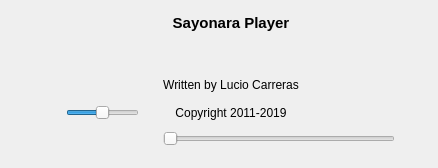
The window that src/Gui/Player/GUI_Controls.ui (Inferno214221/sayonara-player) describes before a commit, drawn with Qt 5.
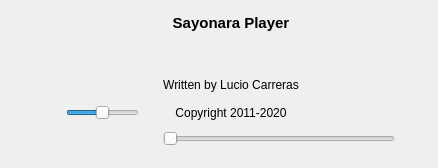
The same window after the commit. Icons and pictures are not drawn. Custom widgets are drawn as their Qt base class.

```diff
--- a/src/Gui/Player/GUI_Controls.ui
+++ b/src/Gui/Player/GUI_Controls.ui
@@ -227,7 +227,7 @@
         </size>
        </property>
        <property name="text">
-        <string notr="true">Copyright 2011-2019</string>
+        <string notr="true">Copyright 2011-2020</string>
        </property>
        <property name="alignment">
         <set>Qt::AlignCenter</set>
```
